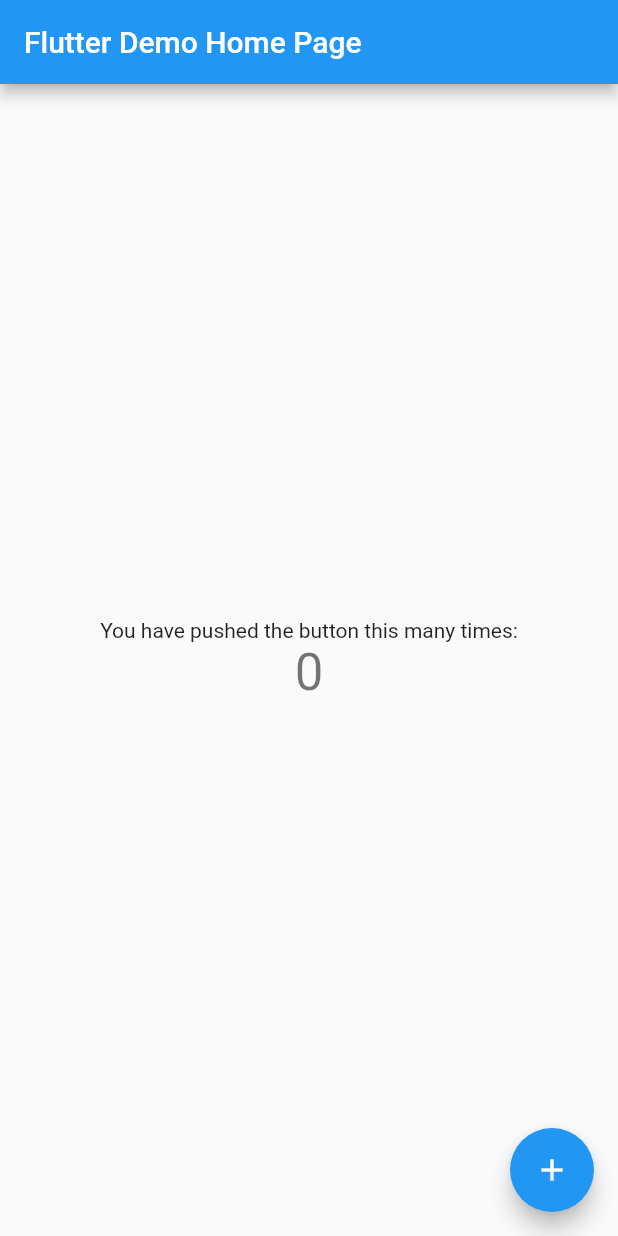
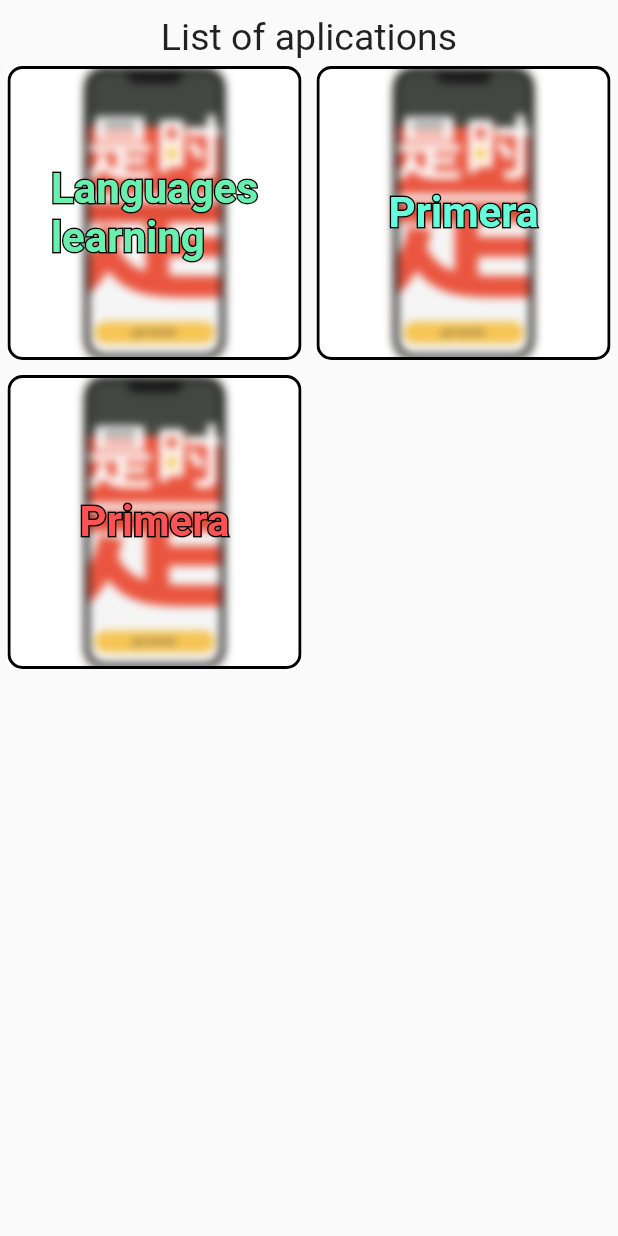
Before and after one commit to EdisonBobadillaChancafe/fluttersamples, a Flutter app: the screen it shows after launch, on a phone screen of 412 x 824 dp. Run offline on Flutter 3.47's test engine with Material 2 defaults, Android fonts, the phone set to English and light mode, and no system bars; our stand-ins replace go_router.

Commit message:
Working in the main List apps

```diff
--- /dev/null
+++ b/lib/app_clone/language_learning_mobile/mainappclone.dart
@@ -0,0 +1,16 @@
+import 'package:flutter/material.dart';
+import 'package:flutter/src/widgets/container.dart';
+import 'package:flutter/src/widgets/framework.dart';
+
+class MainLanguageLearning extends StatelessWidget {
+  const MainLanguageLearning({super.key});
+
+  @override
+  Widget build(BuildContext context) {
+    return Container(
+      width: 100,
+      height: 100,
+      color: Colors.green,
+    );
+  }
+}
--- a/lib/main.dart
+++ b/lib/main.dart
@@ -1,4 +1,5 @@
 import 'package:flutter/material.dart';
+import 'package:flutter_samples_application/routes.dart';
 
 void main() {
   runApp(const MyApp());
@@ -10,106 +11,16 @@
   // This widget is the root of your application.
   @override
   Widget build(BuildContext context) {
-    return MaterialApp(
+    return MaterialApp.router(
+      routerConfig: router,
       title: 'Flutter Demo',
       theme: ThemeData(
-        // This is the theme of your application.
-        //
-        // Try running your application with "flutter run". You'll see the
-        // application has a blue toolbar. Then, without quitting the app, try
-        // changing the primarySwatch below to Colors.green and then invoke
-        // "hot reload" (press "r" in the console where you ran "flutter run",
-        // or simply save your changes to "hot reload" in a Flutter IDE).
-        // Notice that the counter didn't reset back to zero; the application
-        // is not restarted.
         primarySwatch: Colors.blue,
       ),
-      home: const MyHomePage(title: 'Flutter Demo Home Page'),
     );
   }
-}
 
-class MyHomePage extends StatefulWidget {
-  const MyHomePage({super.key, required this.title});
-
-  // This widget is the home page of your application. It is stateful, meaning
-  // that it has a State object (defined below) that contains fields that affect
-  // how it looks.
-
-  // This class is the configuration for the state. It holds the values (in this
-  // case the title) provided by the parent (in this case the App widget) and
-  // used by the build method of the State. Fields in a Widget subclass are
-  // always marked "final".
-
-  final String title;
-
-  @override
-  State<MyHomePage> createState() => _MyHomePageState();
-}
-
-class _MyHomePageState extends State<MyHomePage> {
-  int _counter = 0;
-
-  void _incrementCounter() {
-    setState(() {
-      // This call to setState tells the Flutter framework that something has
-      // changed in this State, which causes it to rerun the build method below
-      // so that the display can reflect the updated values. If we changed
-      // _counter without calling setState(), then the build method would not be
-      // called again, and so nothing would appear to happen.
-      _counter++;
-    });
-  }
-
-  @override
-  Widget build(BuildContext context) {
-    // This method is rerun every time setState is called, for instance as done
-    // by the _incrementCounter method above.
-    //
-    // The Flutter framework has been optimized to make rerunning build methods
-    // fast, so that you can just rebuild anything that needs updating rather
-    // than having to individually change instances of widgets.
-    return Scaffold(
-      appBar: AppBar(
-        // Here we take the value from the MyHomePage object that was created by
-        // the App.build method, and use it to set our appbar title.
-        title: Text(widget.title),
-      ),
-      body: Center(
-        // Center is a layout widget. It takes a single child and positions it
-        // in the middle of the parent.
-        child: Column(
-          // Column is also a layout widget. It takes a list of children and
-          // arranges them vertically. By default, it sizes itself to fit its
-          // children horizontally, and tries to be as tall as its parent.
-          //
-          // Invoke "debug painting" (press "p" in the console, choose the
-          // "Toggle Debug Paint" action from the Flutter Inspector in Android
-          // Studio, or the "Toggle Debug Paint" command in Visual Studio Code)
-          // to see the wireframe for each widget.
-          //
-          // Column has various properties to control how it sizes itself and
-          // how it positions its children. Here we use mainAxisAlignment to
-          // center the children vertically; the main axis here is the vertical
-          // axis because Columns are vertical (the cross axis would be
-          // horizontal).
-          mainAxisAlignment: MainAxisAlignment.center,
-          children: <Widget>[
-            const Text(
-              'You have pushed the button this many times:',
-            ),
-            Text(
-              '$_counter',
-              style: Theme.of(context).textTheme.headline4,
-            ),
-          ],
-        ),
-      ),
-      floatingActionButton: FloatingActionButton(
-        onPressed: _incrementCounter,
-        tooltip: 'Increment',
-        child: const Icon(Icons.add),
-      ), // This trailing comma makes auto-formatting nicer for build methods.
-    );
+  Widget _listAppClones() {
+    return ListView();
   }
 }
--- /dev/null
+++ b/lib/mainlist.dart
@@ -0,0 +1,100 @@
+import 'dart:ui';
+
+import 'package:flutter/src/widgets/container.dart';
+import 'package:flutter/src/widgets/framework.dart';
+import 'package:flutter/material.dart';
+
+double? widthphone;
+double? heightphone;
+
+class MainList extends StatelessWidget {
+  const MainList({super.key});
+  @override
+  Widget build(BuildContext context) {
+    widthphone = MediaQuery.of(context).size.width;
+    heightphone = MediaQuery.of(context).size.height;
+    return Scaffold(
+        body: SafeArea(
+            child: Column(
+      children: [
+        const SizedBox(
+          height: 10,
+        ),
+        const Text(
+          'List of aplications',
+          style: TextStyle(fontSize: 25),
+        ),
+        Expanded(
+          child: GridView.count(
+            crossAxisCount: 2,
+            children: [
+              _listViewOptional('Languages\nlearning', Colors.greenAccent, '',
+                  'assets/main/images/languagesapp.png'),
+              _listViewOptional('Primera', Colors.tealAccent, '',
+                  'assets/main/images/languagesapp.png'),
+              _listViewOptional('Primera', Colors.redAccent, '',
+                  'assets/main/images/languagesapp.png'),
+            ],
+          ),
+        ),
+      ],
+    )
+            /*(
+        children: [
+          _listViewOptional('Primera', Colors.amberAccent, '',
+              'assets/main/images/languagesapp.png'),
+          _listViewOptional('Primera', Colors.amberAccent, '',
+              'assets/main/images/languagesapp.png'),
+          _listViewOptional('Primera', Colors.amberAccent, '',
+              'assets/main/images/languagesapp.png'),
+          _listViewOptional('Primera', Colors.amberAccent, '',
+              'assets/main/images/languagesapp.png'),
+        ],
+      ),*/
+            ));
+  }
+}
+
+Widget _listViewOptional(
+    String tittle, MaterialAccentColor color, String route, String image) {
+  return Container(
+      margin: const EdgeInsets.all(5),
+      decoration: BoxDecoration(
+        color: Colors.white,
+        image: DecorationImage(image: AssetImage(image)),
+      ),
+      child: ClipRRect(
+        child: BackdropFilter(
+          filter: ImageFilter.blur(sigmaX: 3, sigmaY: 3),
+          child: Container(
+            alignment: Alignment.center,
+            decoration: BoxDecoration(
+              border: Border.all(color: Colors.black, width: 2),
+              borderRadius: BorderRadius.all(Radius.circular(10)),
+              color: Colors.white.withOpacity(0.1),
+            ),
+            child: Stack(
+              children: [
+                Text(
+                  tittle,
+                  style: TextStyle(
+                    foreground: Paint()
+                      ..style = PaintingStyle.stroke
+                      ..strokeWidth = 2
+                      ..color = Colors.black,
+                    fontSize: 28,
+                    fontWeight: FontWeight.bold,
+                    //color: color,
+                  ),
+                ),
+                Text(
+                  tittle,
+                  style: TextStyle(
+                      color: color, fontSize: 28, fontWeight: FontWeight.bold),
+                ),
+              ],
+            ),
+          ),
+        ),
+      ));
+}
--- /dev/null
+++ b/lib/routes.dart
@@ -0,0 +1,17 @@
+import 'package:go_router/go_router.dart';
+
+import 'app_clone/language_learning_mobile/mainappclone.dart';
+import 'mainlist.dart';
+
+final router = GoRouter(
+  routes: [
+    GoRoute(
+      path: '/languagelearning',
+      builder: (context, state) => MainLanguageLearning(),
+    ),
+    GoRoute(
+      path: '/',
+      builder: (context, state) => MainList(),
+    ),
+  ],
+);
--- a/pubspec.yaml
+++ b/pubspec.yaml
@@ -31,6 +31,7 @@
 dependencies:
   flutter:
     sdk: flutter
+  go_router: ^6.0.9
 
 
   # The following adds the Cupertino Icons font to your application.
@@ -60,9 +61,8 @@
   uses-material-design: true
 
   # To add assets to your application, add an assets section, like this:
-  # assets:
-  #   - images/a_dot_burr.jpeg
-  #   - images/a_dot_ham.jpeg
+  assets:
+    - assets/main/images/languagesapp.png
 
   # An image asset can refer to one or more resolution-specific "variants", see
   # https://flutter.dev/assets-and-images/#resolution-aware
```
Also changed, not shown: assets/main/images/language_language_preview.jpeg (added), assets/main/images/languagesapp.png (added), pubspec.lock.
